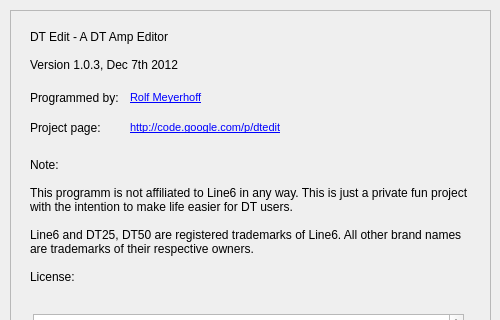
Old version of the form aboutdialog.ui in the repository rome2/dtedit; both pictures show x 0 to 500 and y 0 to 320 of the 500 by 536 pixel window.
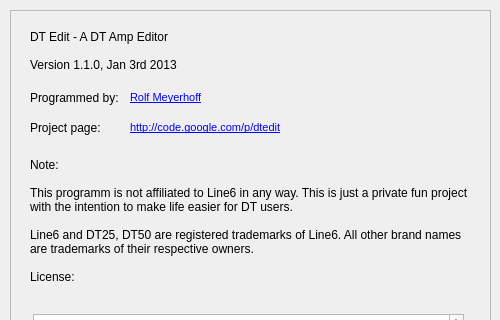
New version of the form. Icons and pictures are not drawn.

Patch:
```diff
--- a/aboutdialog.ui
+++ b/aboutdialog.ui
@@ -76,7 +76,7 @@
     <property name="text">
      <string>DT Edit - A DT Amp Editor
 
-Version 1.0.3, Dec 7th 2012</string>
+Version 1.1.0, Jan 3rd 2013</string>
     </property>
     <property name="textFormat">
      <enum>Qt::PlainText</enum>
```
Left out of the diff: 2 changed lines with no effect on the pictures.
